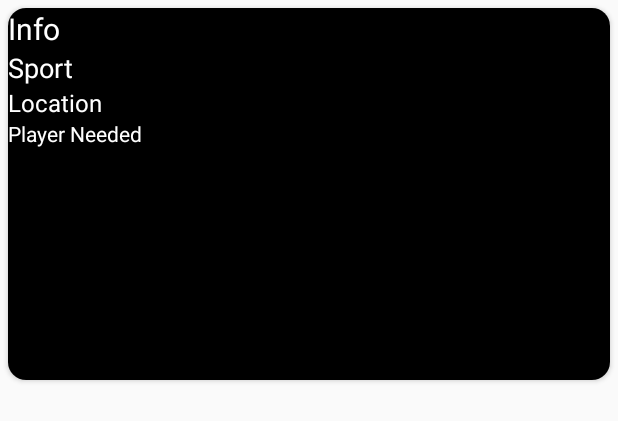
After one commit to Arkham32/cmpt498-Huddle-, an Android app: the layout post_row.xml on its own in the app's theme, with its tools: preview values and no code run, on a phone screen of 412 x 824 dp. The commit adds this screen. Shown: the top 421 px of the screen. Run offline under Robolectric (Android 15) with nearby library versions, the phone set to English and light mode, and no system bars.

Commit message:
some commit

```diff
--- a/app/build.gradle
+++ b/app/build.gradle
@@ -30,6 +30,8 @@ dependencies {
     implementation 'com.google.firebase:firebase-database:16.0.1'
     implementation('com.github.jd-alexander:android-flat-button:v1.1')
     implementation 'com.rengwuxian.materialedittext:library:2.1.4'
+    implementation 'com.android.support:cardview-v7:27.1.1'
+    implementation 'com.android.support:recyclerview-v7:27.1.1'
 }
 
 apply plugin: 'com.google.gms.google-services'
--- /dev/null
+++ b/app/src/main/res/layout/post_row.xml
@@ -0,0 +1,47 @@
+<?xml version="1.0" encoding="utf-8"?>
+<android.support.v7.widget.CardView xmlns:android="http://schemas.android.com/apk/res/android"
+    android:layout_width="match_parent"
+    android:layout_height="wrap_content"
+    xmlns:app="http://schemas.android.com/apk/res-auto"
+    android:orientation="vertical"
+    app:cardCornerRadius="12dp"
+    android:layout_margin="5dp"
+    android:elevation="90dp">
+
+    <LinearLayout
+        android:layout_width="match_parent"
+        android:layout_height="248dp"
+        android:orientation="vertical"
+        android:background="@android:color/black">
+
+        <TextView
+            android:layout_width="match_parent"
+            android:layout_height="wrap_content"
+            android:id="@+id/post_info"
+            android:text="Info"
+            android:textSize="20dp"
+            android:textColor="@android:color/white"/>
+        <TextView
+            android:layout_width="match_parent"
+            android:layout_height="wrap_content"
+            android:id="@+id/post_sport"
+            android:text="Sport"
+            android:textSize="18dp"
+            android:textColor="@android:color/white"/>
+        <TextView
+            android:layout_width="match_parent"
+            android:layout_height="wrap_content"
+            android:id="@+id/post_location"
+            android:text="Location"
+            android:textSize="16dp"
+            android:textColor="@android:color/white"/>
+        <TextView
+            android:layout_width="match_parent"
+            android:layout_height="wrap_content"
+            android:id="@+id/post_players"
+            android:text="Player Needed"
+            android:textSize="14dp"
+            android:textColor="@android:color/white"/>
+    </LinearLayout>
+
+</android.support.v7.widget.CardView>
```
Also changed, not shown: app/src/main/java/com/example/raahymasif/cmpt498/FindMatchActivity.java (added, +36 -0 lines), app/src/main/java/com/example/raahymasif/cmpt498/FindMatchFragment.java (+8 -1 lines), app/src/main/res/layout/fragment_findmatch.xml (+3 -45 lines), 1 other file.
